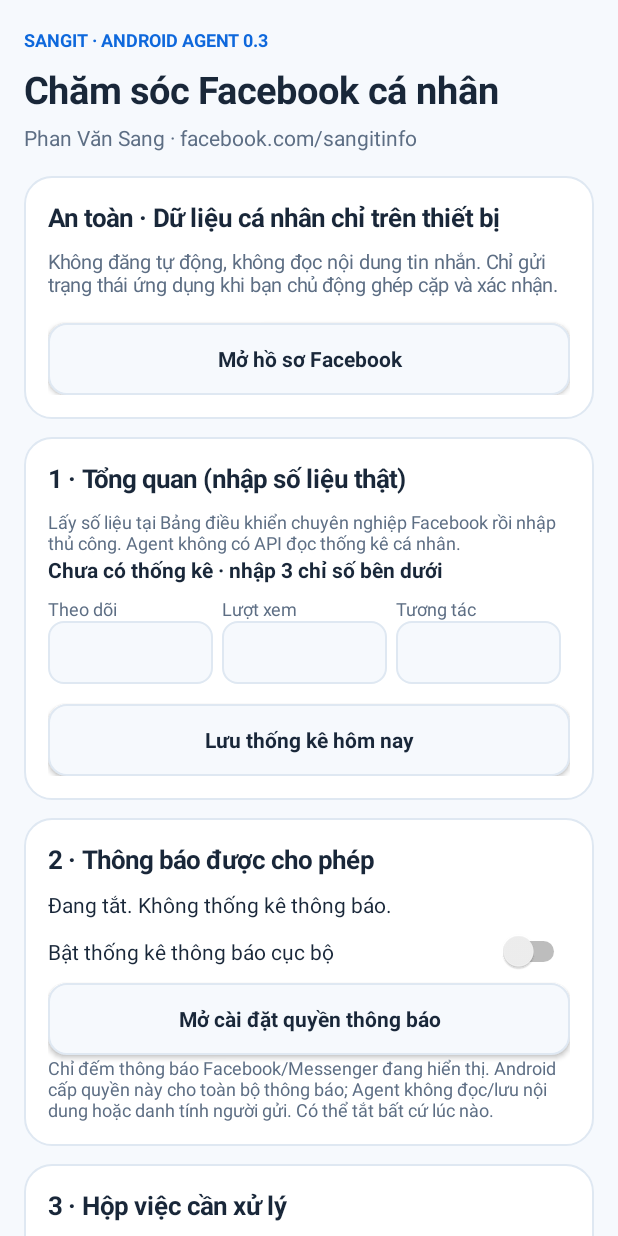
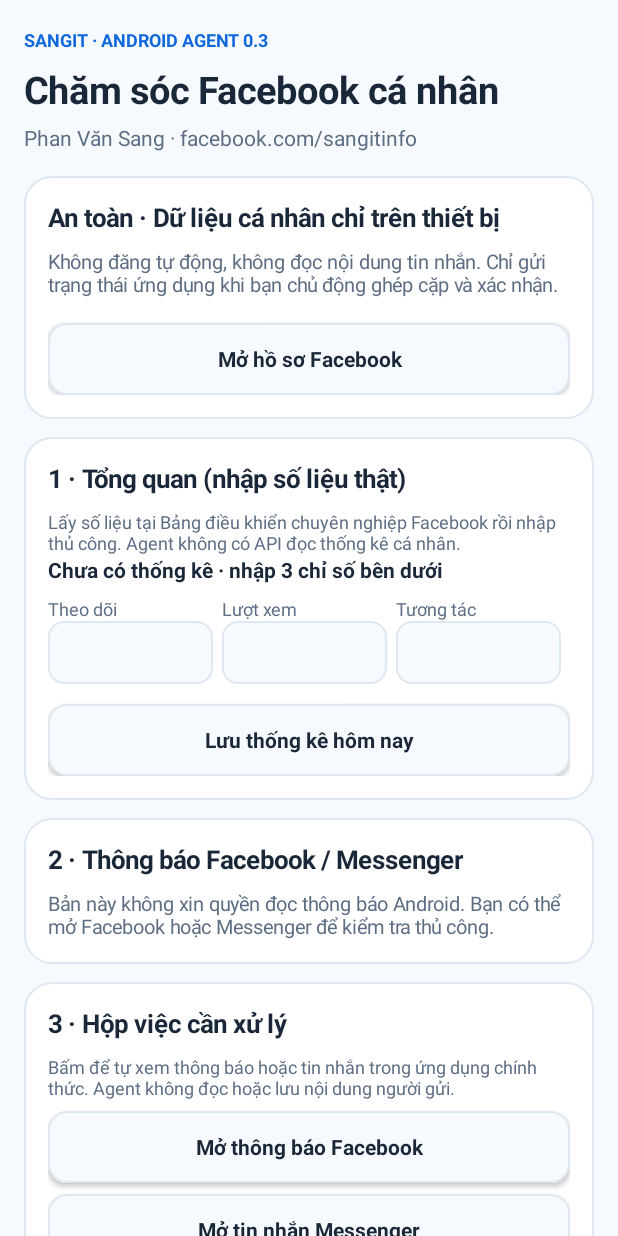
Before and after one commit to Viyeu/sangit-android-agent, an Android app: the screen it shows after launch (MainActivity), on a phone screen of 412 x 824 dp. Run offline under Robolectric (Android 15) with nearby library versions, the phone set to English and light mode, and no system bars.

Commit message:
Remove high-risk notification listener from Android Agent v0.3.1 debug APK

```diff
--- a/app/build.gradle
+++ b/app/build.gradle
@@ -10,8 +10,8 @@ android {
         applicationId 'vn.sangit.androidagent'
         minSdk 26
         targetSdk 35
-        versionCode 3
-        versionName '0.3.0'
+        versionCode 4
+        versionName '0.3.1'
     }
 
     buildTypes {
--- a/app/src/main/java/vn/sangit/androidagent/MainActivity.java
+++ b/app/src/main/java/vn/sangit/androidagent/MainActivity.java
@@ -5,7 +5,6 @@ import android.app.DatePickerDialog;
 import android.app.TimePickerDialog;
 import android.content.ClipData;
 import android.content.ClipboardManager;
-import android.content.ComponentName;
 import android.content.Intent;
 import android.content.Context;
 import android.graphics.Color;
@@ -15,7 +14,6 @@ import android.graphics.drawable.GradientDrawable;
 import android.net.Uri;
 import android.os.Build;
 import android.os.Bundle;
-import android.provider.Settings;
 import android.provider.CalendarContract;
 import android.text.InputType;
 import android.view.Gravity;
@@ -28,7 +26,6 @@ import android.widget.EditText;
 import android.widget.LinearLayout;
 import android.widget.ScrollView;
 import android.widget.Spinner;
-import android.widget.Switch;
 import android.widget.TextView;
 import android.widget.Toast;
 import android.widget.AdapterView;
@@ -52,7 +49,6 @@ public final class MainActivity extends Activity {
 
     private LocalStore store;
     private final McpDeviceClient mcpClient = new McpDeviceClient();
-    private TextView notificationSummary;
     private TextView metricsSummary;
     private TextView reminderSummary;
     private EditText followerInput;
@@ -108,7 +104,6 @@ public final class MainActivity extends Activity {
 
     @Override protected void onResume() {
         super.onResume();
-        if (notificationSummary != null) updateNotificationSummary();
         if (metricsSummary != null) updateMetricsSummary();
     }
 
@@ -180,34 +175,13 @@ public final class MainActivity extends Activity {
         });
         dashboard.addView(saveMetrics);
 
-        LinearLayout notice = card(body, "2 · Thông báo được cho phép");
-        notificationSummary = text("Đang kiểm tra quyền...", 14, INK, false);
-        notice.addView(notificationSummary);
-        notice.addView(space(8));
-        Switch enable = new Switch(this);
-        enable.setText("Bật thống kê thông báo cục bộ");
-        enable.setTextColor(INK);
-        enable.setTextSize(14f);
-        enable.setChecked(store.notificationsEnabled());
-        notice.addView(enable);
-        enable.setOnCheckedChangeListener((unused, checked) -> {
-            store.setNotificationsEnabled(checked);
-            updateNotificationSummary();
-            if (checked && !isNotificationAccessGranted()) {
-                Toast.makeText(this, "Cần cấp quyền trong Cài đặt Android", Toast.LENGTH_LONG).show();
-            }
-        });
-        Button permission = button("Mở cài đặt quyền thông báo", false);
-        permission.setOnClickListener(v -> {
-            try { startActivity(new Intent(Settings.ACTION_NOTIFICATION_LISTENER_SETTINGS)); }
-            catch (Exception error) { Toast.makeText(this, "Không mở được phần cài đặt", Toast.LENGTH_SHORT).show(); }
-        });
-        notice.addView(permission);
-        notice.addView(text("Chỉ đếm thông báo Facebook/Messenger đang hiển thị. Android cấp quyền này cho toàn bộ thông báo; Agent không đọc/lưu nội dung hoặc danh tính người gửi. Có thể tắt bất cứ lúc nào.", 12, MUTED, false));
+        LinearLayout notice = card(body, "2 · Thông báo Facebook / Messenger");
+        notice.addView(text("Bản này không xin quyền đọc thông báo Android. "
+            + "Bạn có thể mở Facebook hoặc Messenger để kiểm tra thủ công.", 13, MUTED, false));
 
         LinearLayout inbox = card(body, "3 · Hộp việc cần xử lý");
-        inbox.addView(text("Thông báo hiện có được hiển thị ở mục trên. Bấm để tự xem nội dung ngay trong Facebook/Messenger; "
-            + "Agent không lưu hoặc phân loại nội dung người gửi.", 12, MUTED, false));
+        inbox.addView(text("Bấm để tự xem thông báo hoặc tin nhắn trong ứng dụng chính thức. "
+            + "Agent không đọc hoặc lưu nội dung người gửi.", 12, MUTED, false));
         Button facebookNotices = button("Mở thông báo Facebook", false);
         facebookNotices.setOnClickListener(v -> openUrl("https://www.facebook.com/notifications/"));
         inbox.addView(facebookNotices);
@@ -464,23 +438,6 @@ public final class MainActivity extends Activity {
         container.addView(check);
     }
 
-    private void updateNotificationSummary() {
-        if (!store.notificationsEnabled()) {
-            notificationSummary.setText("Đang tắt. Không thống kê thông báo.");
-        } else if (!isNotificationAccessGranted()) {
-            notificationSummary.setText("Đã bật trong Agent, chưa cấp quyền Android.");
-        } else {
-            notificationSummary.setText("Đang hiển thị: Facebook " + store.facebookCount()
-                + " · Messenger " + store.messengerCount() + "\n"
-                + "Chỉ là số thông báo còn hiển thị trên máy; không phải số bình luận hay tin nhắn mới.");
-        }
-    }
-
-    private boolean isNotificationAccessGranted() {
-        String value = Settings.Secure.getString(getContentResolver(), "enabled_notification_listeners");
-        return value != null && value.contains(new ComponentName(this, FacebookNotificationListener.class).flattenToString());
-    }
-
     private void selectImage() {
         Intent intent = new Intent(Intent.ACTION_GET_CONTENT);
         intent.setType("image/*");
```
Also changed, not shown: app/src/main/AndroidManifest.xml (+1 -10 lines), 4 other files.
